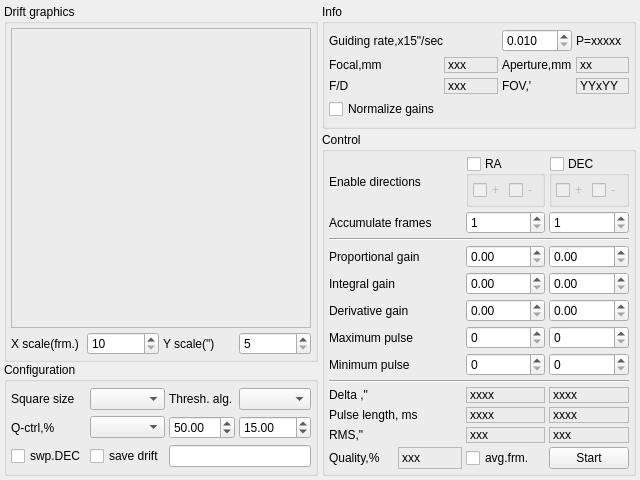
Before: the Qt Designer form lin_guider/ui/guider.ui in rumengb/lin_guider, drawn with Qt 5.
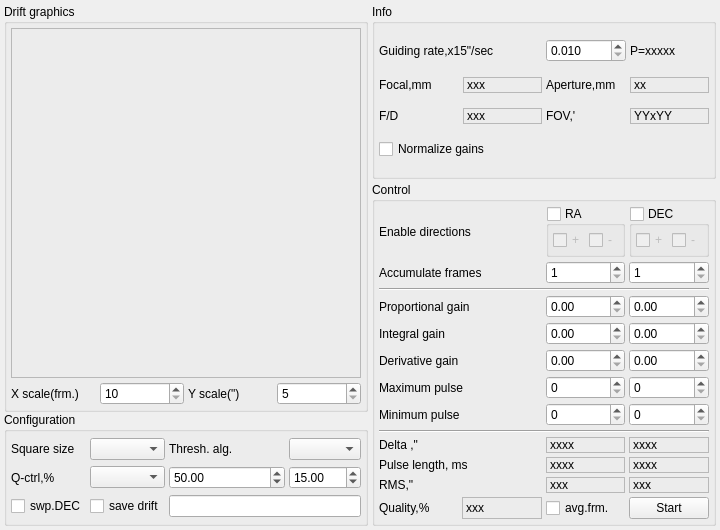
After: the same form once the commit is applied.

Commit message: fix brken UI by andrew

Patch:
```diff
--- a/lin_guider/ui/guider.ui
+++ b/lin_guider/ui/guider.ui
@@ -6,14 +6,14 @@
    <rect>
     <x>0</x>
     <y>0</y>
-    <width>640</width>
-    <height>480</height>
+    <width>720</width>
+    <height>530</height>
    </rect>
   </property>
   <property name="minimumSize">
    <size>
-    <width>640</width>
-    <height>480</height>
+    <width>720</width>
+    <height>530</height>
    </size>
   </property>
   <property name="maximumSize">
@@ -72,14 +72,14 @@
          <widget class="QFrame" name="frame_Graph">
           <property name="minimumSize">
            <size>
-            <width>300</width>
-            <height>300</height>
+            <width>350</width>
+            <height>350</height>
            </size>
           </property>
           <property name="maximumSize">
            <size>
-            <width>300</width>
-            <height>300</height>
+            <width>350</width>
+            <height>350</height>
            </size>
           </property>
           <property name="frameShape">
@@ -377,7 +377,7 @@
           </property>
          </widget>
         </item>
-        <item row="3" column="0">
+        <item row="3" column="0" colspan="3">
          <widget class="QCheckBox" name="checkBox_normalizeGain">
           <property name="text">
            <string>Normalize gains</string>
```
The commit also changes 2 other files.
